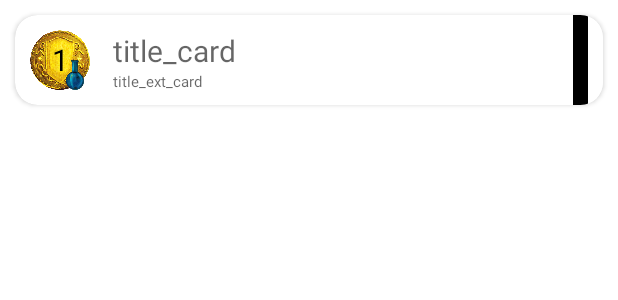
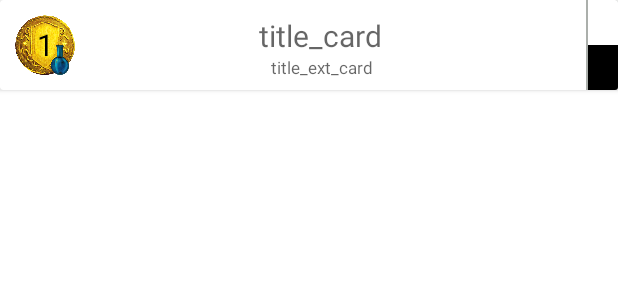
Before and after one commit to HellanaVOI/DomiApp, an Android app: the layout list_cell.xml on its own in the app's theme, with its tools: preview values and no code run, on a phone screen of 412 x 824 dp. Shown: the top 300 px of the screen. Run offline under Robolectric (Android 15) with nearby library versions, the phone set to English and light mode, and no system bars.

Commit message:
Changement de design

```diff
--- a/app/src/main/res/layout/fragment_select.xml
+++ b/app/src/main/res/layout/fragment_select.xml
@@ -9,10 +9,9 @@
     <androidx.recyclerview.widget.RecyclerView
         android:id="@+id/extRecyclerView"
         android:layout_width="match_parent"
-        android:layout_height="0dp"
+        android:layout_height="wrap_content"
         app:layout_constraintTop_toTopOf="parent"
-        android:background="@color/grey"
-        app:layout_constraintBottom_toTopOf="@+id/buttonSelect"/>
+        android:background="@color/grey"/>
 
     <Button
         android:id="@+id/buttonSelect"
--- a/app/src/main/res/layout/list_cell.xml
+++ b/app/src/main/res/layout/list_cell.xml
@@ -7,9 +7,7 @@
     android:layout_width="match_parent"
     android:layout_height="60dp"
     app:cardBackgroundColor="@color/white"
-    android:layout_marginHorizontal="10dp"
-    android:layout_marginTop="10dp"
-    app:cardCornerRadius="15dp"
+    android:layout_marginBottom="1dp"
     app:layout_constraintStart_toStartOf="parent"
     app:layout_constraintTop_toTopOf="parent">
 
@@ -38,7 +36,9 @@
             android:hint="title_card"
             android:textSize="20sp"
             android:layout_marginStart="15dp"
-            app:layout_constraintStart_toEndOf="@id/coin"
+            android:textAlignment="center"
+            app:layout_constraintStart_toStartOf="parent"
+            app:layout_constraintEnd_toEndOf="parent"
             app:layout_constraintTop_toTopOf="@id/coin"
             android:textColor="@color/black"/>
 
@@ -57,26 +57,35 @@
             android:layout_height="wrap_content"
             android:layout_marginStart="15dp"
             android:hint="title_ext_card"
-            android:textSize="10sp"
-            app:layout_constraintStart_toEndOf="@id/coin"
+            android:textSize="11sp"
+            android:textAlignment="center"
+            app:layout_constraintStart_toStartOf="parent"
+            app:layout_constraintEnd_toEndOf="parent"
             app:layout_constraintTop_toBottomOf="@id/fragList"
             android:textColor="@color/black"/>
+<androidx.constraintlayout.widget.ConstraintLayout
+    android:layout_width="21dp"
+    android:layout_height="match_parent"
+    app:layout_constraintEnd_toEndOf="parent"
+    android:background="@color/grey"
+    >
 
         <androidx.constraintlayout.widget.ConstraintLayout
             android:id="@+id/type1"
-            android:layout_width="10dp"
+            android:layout_width="20dp"
             android:layout_height="match_parent"
             app:layout_constraintEnd_toEndOf="parent"
             android:background="@color/white"
             />
         <androidx.constraintlayout.widget.ConstraintLayout
             android:id="@+id/type2"
-            android:layout_width="10dp"
-            android:layout_height="match_parent"
-            app:layout_constraintEnd_toStartOf="@id/type1"
+            android:layout_width="20dp"
+            android:layout_height="30dp"
+            app:layout_constraintBottom_toBottomOf="parent"
+            app:layout_constraintEnd_toEndOf="parent"
             android:background="@color/black"
             />
-
+</androidx.constraintlayout.widget.ConstraintLayout>
     </androidx.constraintlayout.widget.ConstraintLayout>
 
 </androidx.cardview.widget.CardView>
--- a/app/src/main/res/raw/extension_fr.json
+++ b/app/src/main/res/raw/extension_fr.json
@@ -64,13 +64,13 @@
       "id": "6",
       "name": "Arrière Pays",
       "icon": "hinterlands1stedition_set",
-      "isBlackList": "true"
+      "isBlackList": "false"
     },
     {
       "id": "20",
       "name": "Arrière Pays (2e Edition)",
       "icon": "hinterlands2ndedition_set",
-      "isBlackList": "true"
+      "isBlackList": "false"
     },
     {
       "id": "7",
```
Also changed, not shown: app/src/main/java/be/technifuture/domiapp/viewHolder/ExtListViewHolder.kt (+10 -5 lines), app/src/main/res/layout/choose_cell.xml (+1 -7 lines).
